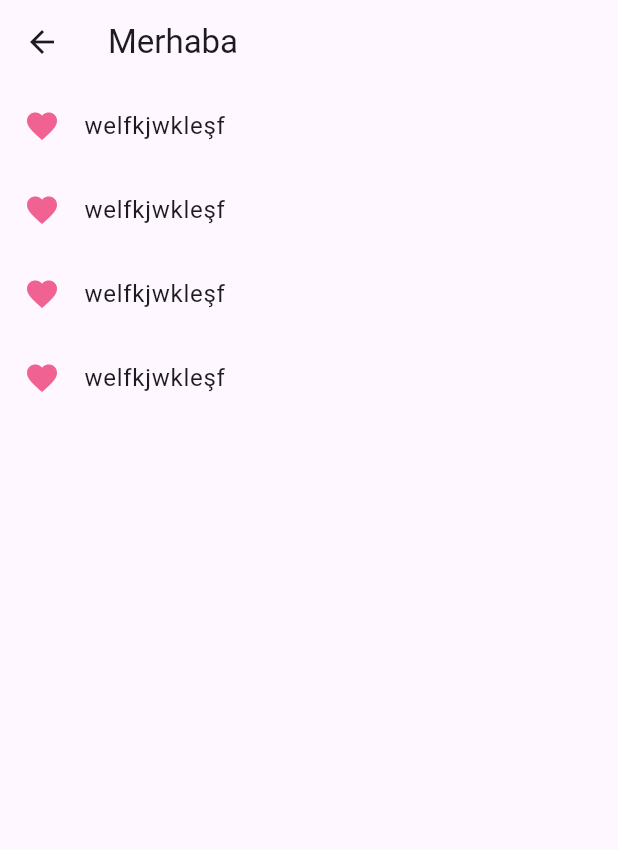
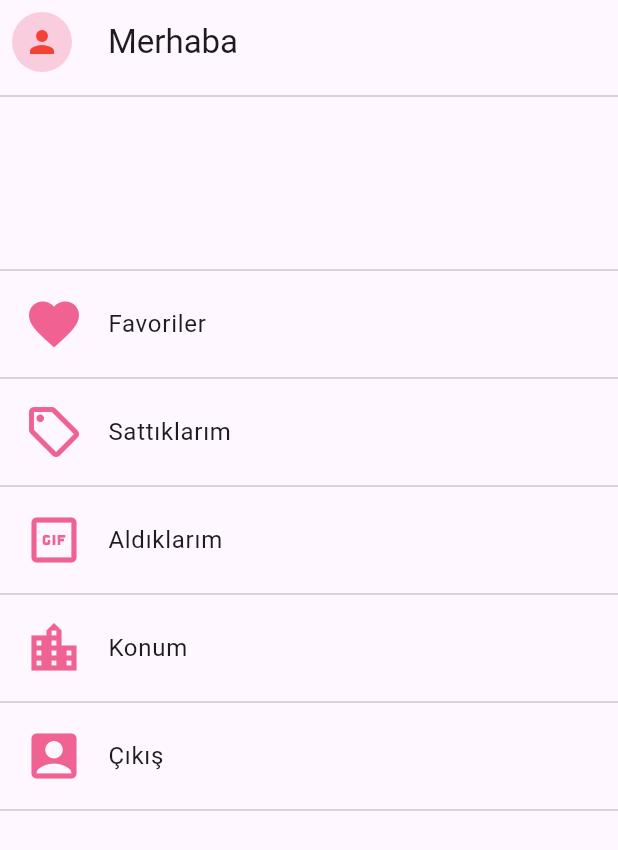
Before and after one commit to fahricandurucan/satmaver_flutter, a Flutter app: the ProfilePage screen opened directly, on a phone screen of 412 x 824 dp. Shown: the top 850 px of the screen. Run offline on Flutter 3.47's test engine with Material 2 defaults, Android fonts, the phone set to English and light mode, and no system bars; our stand-ins replace animated_splash_screen, get, google_nav_bar, hive_flutter; accounts and stored records are empty.

Commit message:
started design of the profile page

```diff
--- a/lib/screens/login_page.dart
+++ b/lib/screens/login_page.dart
@@ -162,7 +162,7 @@ class LoginPage extends StatelessWidget {
                                             email: controllers.emailController.value.text,
                                             password: controllers.passwordController.value.text);
                                         controllers.isLogged(user)
-                                            ? Get.to(const HomePage())
+                                            ? Get.off(const HomePage())
                                             : Get.snackbar("User", "please create account");
                                       }
 
--- a/lib/screens/profile_page.dart
+++ b/lib/screens/profile_page.dart
@@ -10,24 +10,77 @@ class ProfilePage extends GetView<LoginControllers> {
     return Scaffold(
       appBar: AppBar(
         title: Text("Merhaba ${controller.userName}"),
+        leading: Padding(
+          padding: const EdgeInsets.all(4.0),
+          child: Container(
+            margin: const EdgeInsets.all(4),
+            alignment: Alignment.center,
+            height: 50,
+            width: 50,
+            decoration: BoxDecoration(
+                color: Colors.pink.shade100.withOpacity(.7),
+                borderRadius: const BorderRadius.all(Radius.circular(25))),
+            child: const Icon(
+              Icons.person,
+              color: Colors.red,
+            ),
+          ),
+        ),
       ),
       body: ListView(
         children: [
-          for (int i = 0; i < 4; i++) listTileWidget(),
+          const Divider(),
+          const SizedBox(
+            height: 100,
+          ),
+          const Divider(),
+          ListTile(
+            leading: Icon(
+              Icons.favorite,
+              color: Colors.pink[300],
+              size: 40,
+            ),
+            title: const Text("Favoriler"),
+          ),
+          const Divider(),
+          ListTile(
+            leading: Icon(
+              Icons.sell_outlined,
+              color: Colors.pink[300],
+              size: 40,
+            ),
+            title: const Text("Sattıklarım"),
+          ),
+          const Divider(),
+          ListTile(
+            leading: Icon(
+              Icons.gif_box_outlined,
+              color: Colors.pink[300],
+              size: 40,
+            ),
+            title: const Text("Aldıklarım"),
+          ),
+          const Divider(),
+          ListTile(
+            leading: Icon(
+              Icons.location_city,
+              color: Colors.pink[300],
+              size: 40,
+            ),
+            title: const Text("Konum"),
+          ),
+          const Divider(),
+          ListTile(
+            leading: Icon(
+              Icons.account_box,
+              color: Colors.pink[300],
+              size: 40,
+            ),
+            title: const Text("Çıkış"),
+          ),
+          const Divider(),
         ],
       ),
     );
   }
-
-  Widget listTileWidget() {
-    return Container(
-      child: ListTile(
-        leading: Icon(
-          Icons.favorite,
-          color: Colors.pink[300],
-        ),
-        title: const Text("welfkjwkleşf"),
-      ),
-    );
-  }
 }
```
